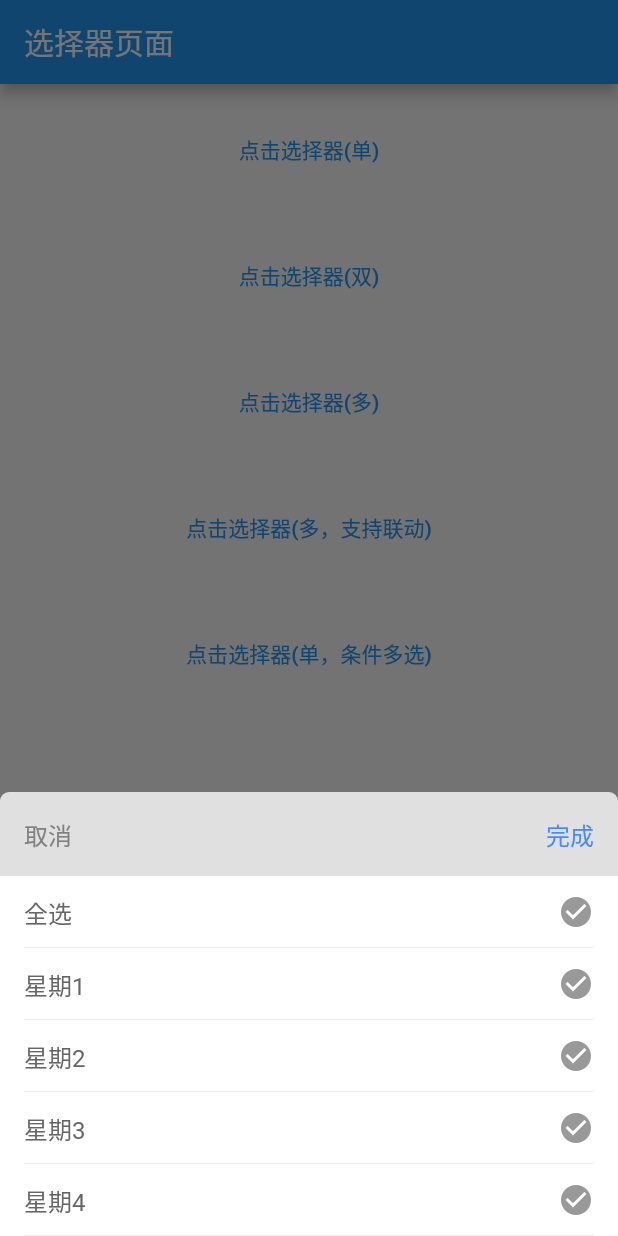
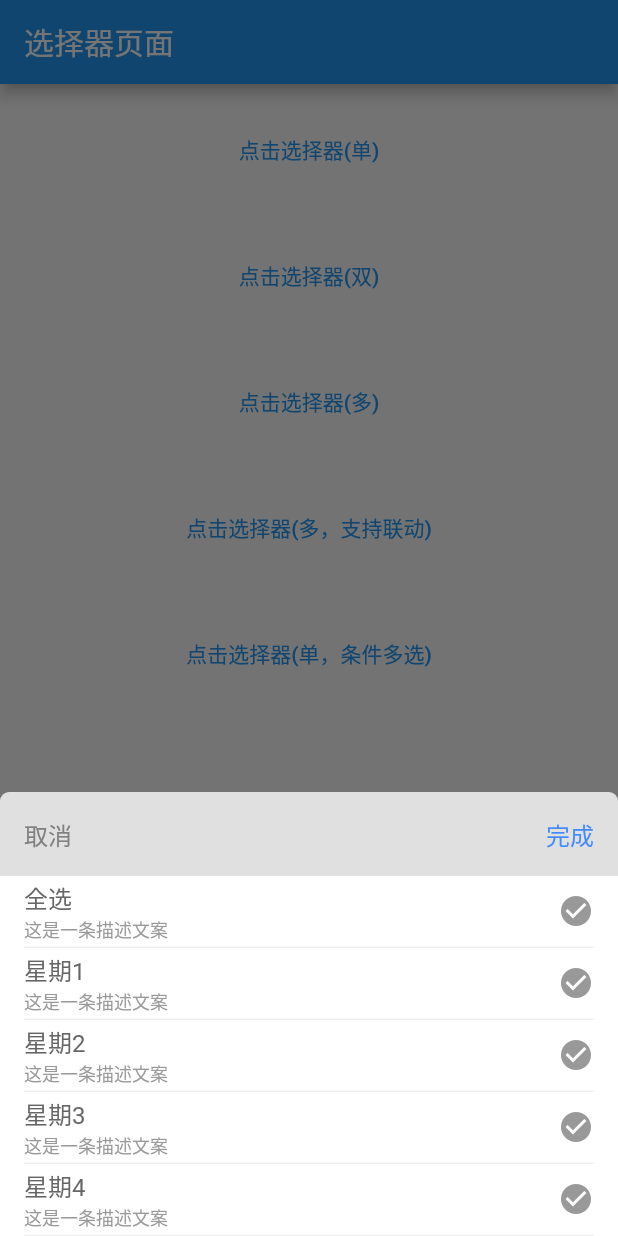
Before and after one commit to wyqlxf/flutter_selector, a Flutter app: the screen it shows after launch, after a tap on "点击选择器(单，条件多选)", on a phone screen of 412 x 824 dp. Run offline on Flutter 3.47's test engine with Material 2 defaults, Android fonts, the phone set to English and light mode, and no system bars.

Commit message:
版本升级

```diff
--- a/example/lib/main.dart
+++ b/example/lib/main.dart
@@ -176,7 +176,8 @@ class _MyHomePageState extends State<MyHomePage> {
         list: _selectorItemsMultipleChoice,
         textColor: const Color(0xFF666666),
         selectColor: Colors.lightBlueAccent,
-        callBack: (List<SelectorItem> selectorItems) {
+        describeColor: const Color(0xFF999999),
+        describeSize: 12, callBack: (List<SelectorItem> selectorItems) {
       _selectorItemsMultipleChoice = selectorItems;
       setState(() {});
     });
@@ -265,10 +266,16 @@ class _MyHomePageState extends State<MyHomePage> {
 
   List<SelectorItem> getMultipleChoiceData() {
     List<SelectorItem> list = [
-      SelectorItem(id: '', name: '全选', isCheck: false, isSupportSelectAll: true)
+      SelectorItem(
+          id: '',
+          name: '全选',
+          isCheck: false,
+          isSupportSelectAll: true,
+          describe: '这是一条描述文案')
     ];
     for (int i = 0; i < 7; i++) {
-      list.add(SelectorItem(id: '${i + 1}', name: '星期${i + 1}'));
+      list.add(SelectorItem(
+          id: '${i + 1}', name: '星期${i + 1}', describe: '这是一条描述文案'));
     }
     return list;
   }
--- a/lib/selector.dart
+++ b/lib/selector.dart
@@ -364,6 +364,8 @@ class Selector {
       Color selectColor = const Color(0xFFFF8000),
       Color unSelectedColor = const Color(0xFF999999),
       String iconAssetName = '',
+      final double? describeSize,
+      final Color? describeColor,
       required Function(List<SelectorItem> selectorItems) callBack,
       GestureTapCallback? onTapLeft,
       GestureTapCallback? onTapRight}) {
@@ -393,6 +395,8 @@ class Selector {
               backgroundColor: backgroundColor ?? _backgroundColor,
               selectColor: selectColor,
               unSelectedColor: unSelectedColor,
+              describeSize: describeSize,
+              describeColor: describeColor,
               iconWidth: iconWidth,
               iconAssetName: iconAssetName,
               callBack: callBack,
--- a/lib/selector_item.dart
+++ b/lib/selector_item.dart
@@ -6,6 +6,7 @@
 class SelectorItem<T> {
   String _id = '';
   String _name = '';
+  String _describe = '';
   bool _hideNext = false;
   List<SelectorItem>? _childList;
   T? _param;
@@ -13,6 +14,8 @@ class SelectorItem<T> {
   String get id => _id;
 
   String get name => _name;
+
+  String get describe => _describe;
 
   bool get hideNext => _hideNext;
 
@@ -26,6 +29,7 @@ class SelectorItem<T> {
   SelectorItem(
       {required String id,
       required String name,
+      String describe = '',
       List<SelectorItem>? childList,
       bool hideNext = false,
       bool isCheck = false,
@@ -33,6 +37,7 @@ class SelectorItem<T> {
       T? param}) {
     _id = id;
     _name = name;
+    _describe = describe;
     _hideNext = hideNext;
     _childList = childList;
     check = isCheck;
--- a/lib/widget/common_widget.dart
+++ b/lib/widget/common_widget.dart
@@ -55,6 +55,8 @@ class CommonWidget {
       Color unSelectedColor,
       double iconWidth,
       {String iconAssetName = '',
+      double? describeSize,
+      Color? describeColor,
       Function(SelectorItem selectorItem, int position)? callBack}) {
     List<Widget> children = [];
     for (int i = 0; i < list.length; i++) {
@@ -62,18 +64,36 @@ class CommonWidget {
       Widget widget = InkWell(
         child: Padding(
           padding: EdgeInsets.symmetric(horizontal: padding),
-          child: Stack(
-            alignment: Alignment.center,
+          child: Column(
+            mainAxisSize: MainAxisSize.min,
             children: [
-              Row(
+              Expanded(
+                child: Row(
                   mainAxisSize: MainAxisSize.max,
                   mainAxisAlignment: MainAxisAlignment.spaceBetween,
+                  children: [
+                    Column(
+                      mainAxisSize: MainAxisSize.min,
+                      crossAxisAlignment: CrossAxisAlignment.start,
                       children: [
                         Text(
                           item.name,
                           maxLines: 1,
                           textAlign: TextAlign.center,
-                    style: TextStyle(fontSize: textSize, color: textColor),
+                          overflow: TextOverflow.ellipsis,
+                          style:
+                              TextStyle(fontSize: textSize, color: textColor),
+                        ),
+                        Text(
+                          item.describe,
+                          maxLines: 1,
+                          textAlign: TextAlign.center,
+                          overflow: TextOverflow.ellipsis,
+                          style: TextStyle(
+                              fontSize: describeSize ?? textSize,
+                              color: describeColor ?? textColor),
+                        ),
+                      ],
                     ),
                     iconAssetName.isNotEmpty
                         ? Image(
@@ -86,12 +106,11 @@ class CommonWidget {
                             color: item.check ? selectColor : unSelectedColor)
                   ],
                 ),
-              Align(
-                alignment: Alignment.bottomLeft,
-                child: Divider(
+              ),
+              if (i < list.length - 1)
+                Divider(
                   height: 1,
                   color: lineColor,
-                ),
                 )
             ],
           ),
--- a/lib/widget/selector_multiple_choice_widget.dart
+++ b/lib/widget/selector_multiple_choice_widget.dart
@@ -25,6 +25,8 @@ class SelectorMultipleChoiceWidget extends StatefulWidget {
   final Color selectColor;
   final Color unSelectedColor;
   final String iconAssetName;
+  final double? describeSize;
+  final Color? describeColor;
   final Function(List<SelectorItem> list) callBack;
   final GestureTapCallback? onTapLeft;
   final GestureTapCallback? onTapRight;
@@ -49,6 +51,8 @@ class SelectorMultipleChoiceWidget extends StatefulWidget {
       required this.selectColor,
       required this.unSelectedColor,
       this.iconAssetName = '',
+      this.describeSize,
+      this.describeColor,
       this.onTapLeft,
       this.onTapRight})
       : super(key: key);
@@ -74,6 +78,7 @@ class _SelectorMultipleChoiceWidgetState
           isSupportSelectAll: selectorItem.supportSelectAll,
           param: selectorItem.param,
           hideNext: selectorItem.hideNext,
+          describe: selectorItem.describe,
           childList: selectorItem.childList));
     }
   }
@@ -148,6 +153,8 @@ class _SelectorMultipleChoiceWidgetState
               widget.unSelectedColor,
               widget.iconWidth,
               iconAssetName: widget.iconAssetName,
+              describeSize: widget.describeSize,
+              describeColor: widget.describeColor,
               callBack: (SelectorItem selectorItem, int position) {
                 bool check = !selectorItem.check;
                 if (selectorItem.supportSelectAll) {
@@ -158,7 +165,8 @@ class _SelectorMultipleChoiceWidgetState
                   list[position].check = check;
                 }
                 setState(() {});
-            }),
+              },
+            ),
           ),
         )
       ],
--- a/pubspec.yaml
+++ b/pubspec.yaml
@@ -1,6 +1,6 @@
 name: flutter_selector
 description: This is a selector that supports linkage. you can use it very quickly
-version: 1.0.0
+version: 1.0.1
 homepage: https://github.com/wyqlxf/flutter_selector
 
 environment:
```
Also changed, not shown: example/pubspec.lock. Lines whose indentation alone changed are shown as unchanged.
